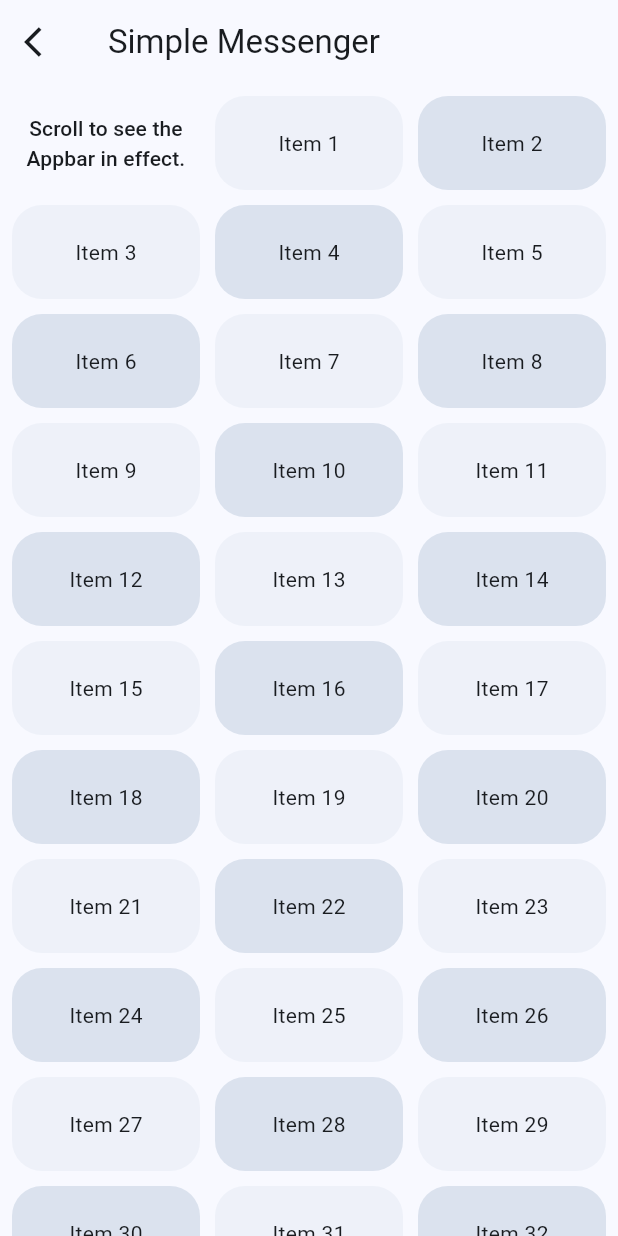
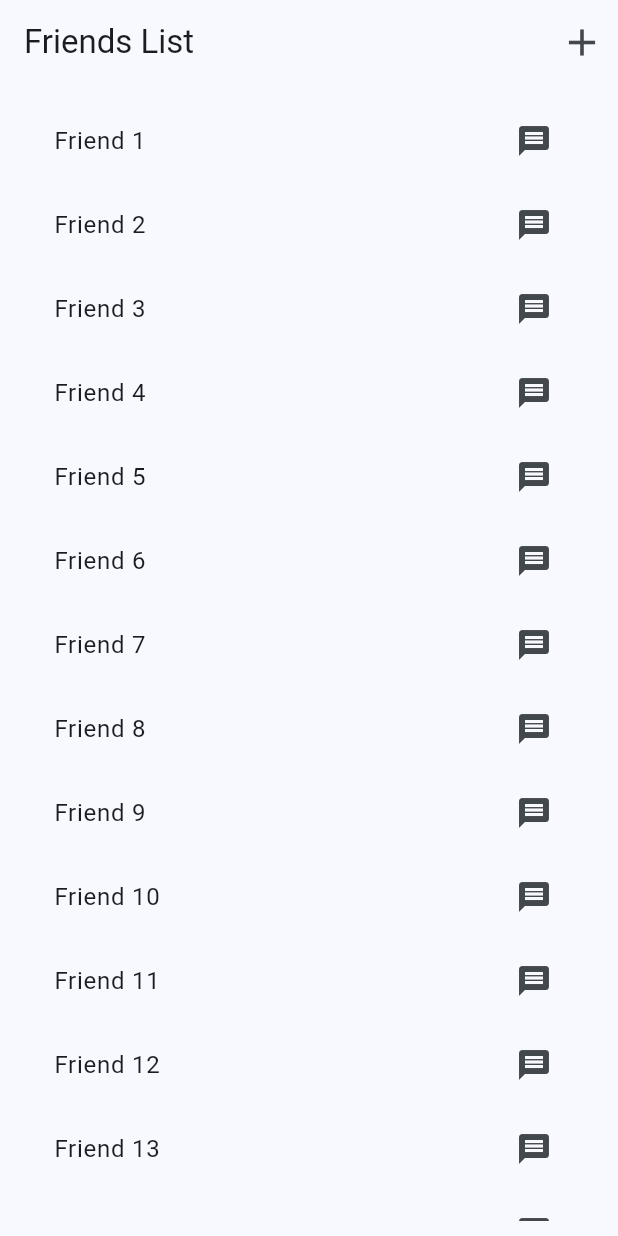
Before and after one commit to anthonydip/flutter-messenger, a Flutter app: the screen it shows after launch, on a phone screen of 412 x 824 dp. Run offline on Flutter 3.47's test engine with Material 2 defaults, Android fonts, the light colour scheme and no system bars.

Commit message:
feat: friends and message screen routing

```diff
--- a/lib/main.dart
+++ b/lib/main.dart
@@ -1,8 +1,11 @@
-import 'package:english_words/english_words.dart';
 import 'package:flutter/material.dart';
 import 'package:provider/provider.dart';
 
-final List<int> _items = List<int>.generate(51, (int index) => index);
+class Friend {
+  final String name;
+
+  const Friend(this.name);
+}
 
 void main() {
   runApp(const MyApp());
@@ -21,76 +24,95 @@ class MyApp extends StatelessWidget {
           useMaterial3: true,
           colorScheme: ColorScheme.fromSeed(seedColor: Colors.blue),
         ),
-        home: const MessagePage(),
+        home: const FriendsPage(),
       ),
     );
   }
 }
 
 class MyAppState extends ChangeNotifier {
-  var current = WordPair.random();
+
 }
 
-class MessagePage extends StatefulWidget {
-  const MessagePage({super.key});
-
-  @override
-  State<MessagePage> createState() => _MessagePageState();
-}
-
-class _MessagePageState extends State<MessagePage> {
-  double? scrolledUnderElevation;
+class FriendsPage extends StatelessWidget {
+  const FriendsPage({super.key});
 
   @override
   Widget build(BuildContext context) {
-    final ColorScheme colorScheme = Theme.of(context).colorScheme;
-    final Color oddItemColor = colorScheme.primary.withOpacity(0.05);
-    final Color evenItemColor = colorScheme.primary.withOpacity(0.15);
+    return Scaffold(
+      appBar: AppBar(
+        title: const Text('Friends List'),
+        shadowColor: Theme.of(context).colorScheme.shadow,
+        actions: <Widget>[
+          IconButton(
+            icon: const Icon(Icons.add, size: 30),
+            onPressed: () {
+              // Add friend functionality
+              // code...
+             },
+          )
+        ],
+        automaticallyImplyLeading: false,
+      ),
+      body: Padding(
+        padding: const EdgeInsets.only(left: 20, top: 10, right: 20, bottom: 10),
+        child: ListView(
+          children: [
+            for (var i = 1; i <= 100; i++)
+              ListTile(
+                title: Text('Friend $i'),
+                trailing: const Icon(Icons.message),
+                onTap: () {
+                  Navigator.push(
+                    context,
+                    MaterialPageRoute(
+                      builder: (context) => MessagePage(friend: Friend('Name $i')),
+                    )
+                  );
+                }
+              )
+          ]
+        ),
+      )
+    );
+  }
+}
+
+// class MessagePage extends StatefulWidget {
+//   const MessagePage({super.key, required this.friend});
+
+//   final Friend friend;
+
+//   @override
+//   State<MessagePage> createState() => _MessagePageState();
+// }
+
+class MessagePage extends StatelessWidget {
+  const MessagePage({super.key, required this.friend});
+
+  final Friend friend;
+
+  @override
+  Widget build(BuildContext context) {
 
     return Scaffold(
       appBar: AppBar(
-        title: const Text('Simple Messenger'),
-        scrolledUnderElevation: scrolledUnderElevation,
+        title: Text(friend.name),
         shadowColor: Theme.of(context).colorScheme.shadow,
         leading: Builder(
           builder: (BuildContext context) {
             return IconButton(
               icon: const Icon(Icons.arrow_back_ios),
-              onPressed: () {  },
+              onPressed: () {
+                Navigator.push(
+                  context,
+                  MaterialPageRoute(builder: (context) => const FriendsPage()),
+                );
+              },
             );
           }
         )
       ),
-      body: GridView.builder(
-        itemCount: _items.length,
-        padding: const EdgeInsets.all(8.0),
-        gridDelegate: const SliverGridDelegateWithFixedCrossAxisCount(
-          crossAxisCount: 3,
-          childAspectRatio: 2.0,
-          mainAxisSpacing: 10.0,
-          crossAxisSpacing: 10.0,
-        ),
-        itemBuilder: (BuildContext context, int index) {
-          if (index == 0) {
-            return Center(
-              child: Text(
-                'Scroll to see the Appbar in effect.',
-                style: Theme.of(context).textTheme.labelLarge,
-                textAlign: TextAlign.center,
-              ),
-            );
-          }
-          return Container(
-            alignment: Alignment.center,
-            // tileColor: _items[index].isOdd ? oddItemColor : evenItemColor,
-            decoration: BoxDecoration(
-              borderRadius: BorderRadius.circular(20.0),
-              color: _items[index].isOdd ? oddItemColor : evenItemColor,
-            ),
-            child: Text('Item $index'),
-          );
-        },
-      ),
     );
   }
 }
```
